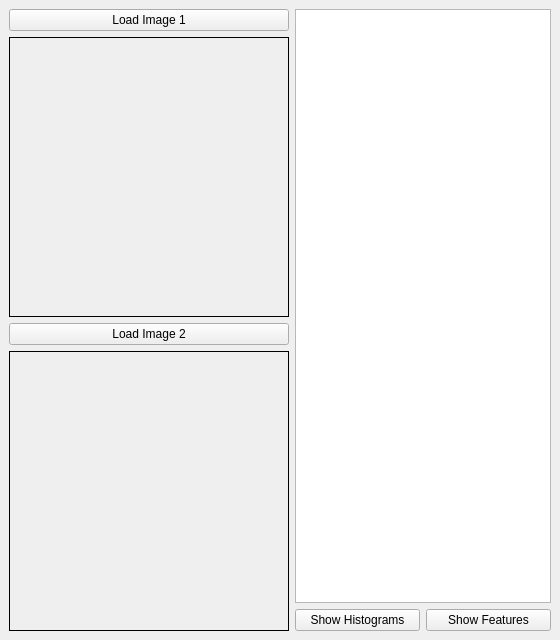
Old version of the form Image_App/gui_qt6/ImageTools/mainwindow.ui in the repository jpenrici/Image_App_OpenCV.
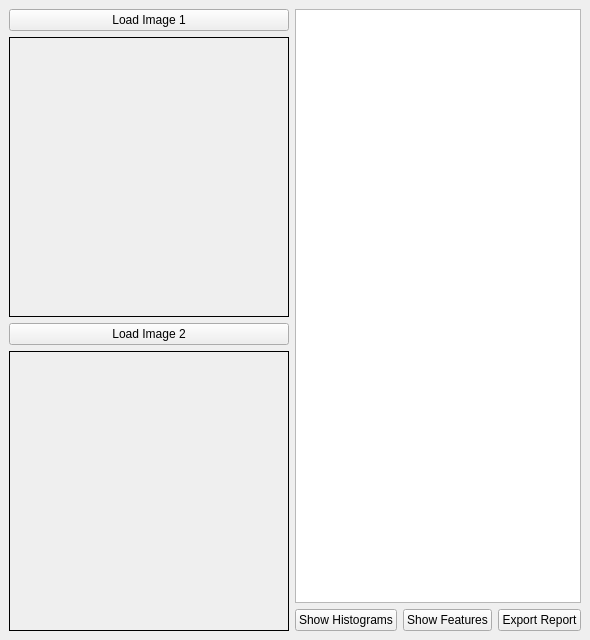
New version of the form.

Patch:
```diff
--- a/Image_App/gui_qt6/ImageTools/mainwindow.ui
+++ b/Image_App/gui_qt6/ImageTools/mainwindow.ui
@@ -66,6 +66,10 @@
           <property name="text"><string>Show Features</string></property>
         </widget></item>
 
+        <item><widget class="QPushButton" name="btnExportReport">
+          <property name="text"><string>Export Report</string></property>
+        </widget></item>        
+
        </layout>
       </item>
 
```
